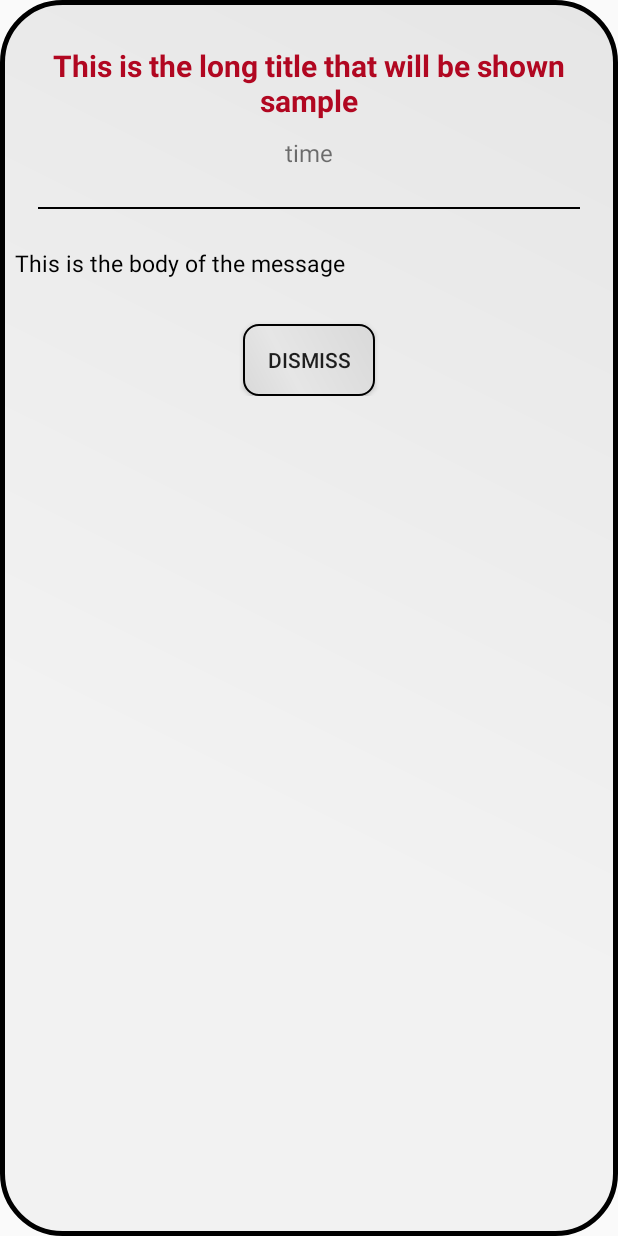
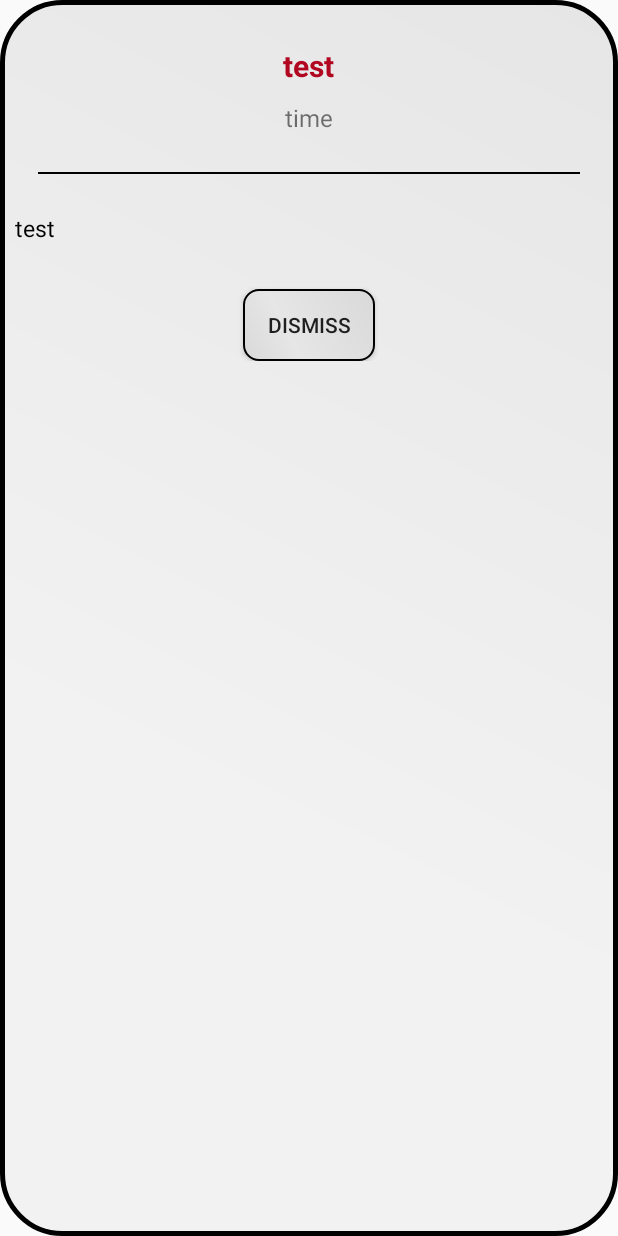
Before and after one commit to dkhan99/MIST_Android, an Android app: the layout notification_detail.xml on its own in the app's theme, with its tools: preview values and no code run, on a phone screen of 412 x 824 dp. Run offline under Robolectric (Android 15) with nearby library versions, the phone set to English and light mode, and no system bars.

Commit message:
notification detail popup always stays a certain size - even if text is short

```diff
--- a/app/src/main/res/layout/notification_detail.xml
+++ b/app/src/main/res/layout/notification_detail.xml
@@ -1,6 +1,8 @@
 <?xml version="1.0" encoding="utf-8"?>
 <LinearLayout xmlns:android="http://schemas.android.com/apk/res/android"
-    android:layout_width="fill_parent"
+    android:layout_width="match_parent"
+    android:minWidth="300dp"
+    android:layout_gravity="center_horizontal"
     android:layout_height="fill_parent"
     android:orientation="vertical"
     android:background="@drawable/notification_popup_background"
@@ -9,7 +11,6 @@
         android:layout_width="fill_parent"
         android:layout_height="fill_parent"
         android:orientation="vertical"
-
         >
             <TextView
                 android:id="@+id/popup_title"
@@ -21,7 +22,7 @@
                 android:textStyle="bold"
                 android:layout_width="wrap_content"
                 android:layout_height="wrap_content"
-                android:text="This is the long title that will be shown sample" />
+                android:text="test" />
             <TextView
                 android:id="@+id/popup_time"
                 android:gravity="center_horizontal"
@@ -49,7 +50,7 @@
                 android:layout_height="wrap_content"
                 android:textSize="15dp"
                 android:textColor="@color/black"
-                android:text="This is the body of the message"/>
+                android:text="test"/>
             <RelativeLayout
                 android:layout_width="match_parent"
                 android:layout_height="wrap_content"
```
